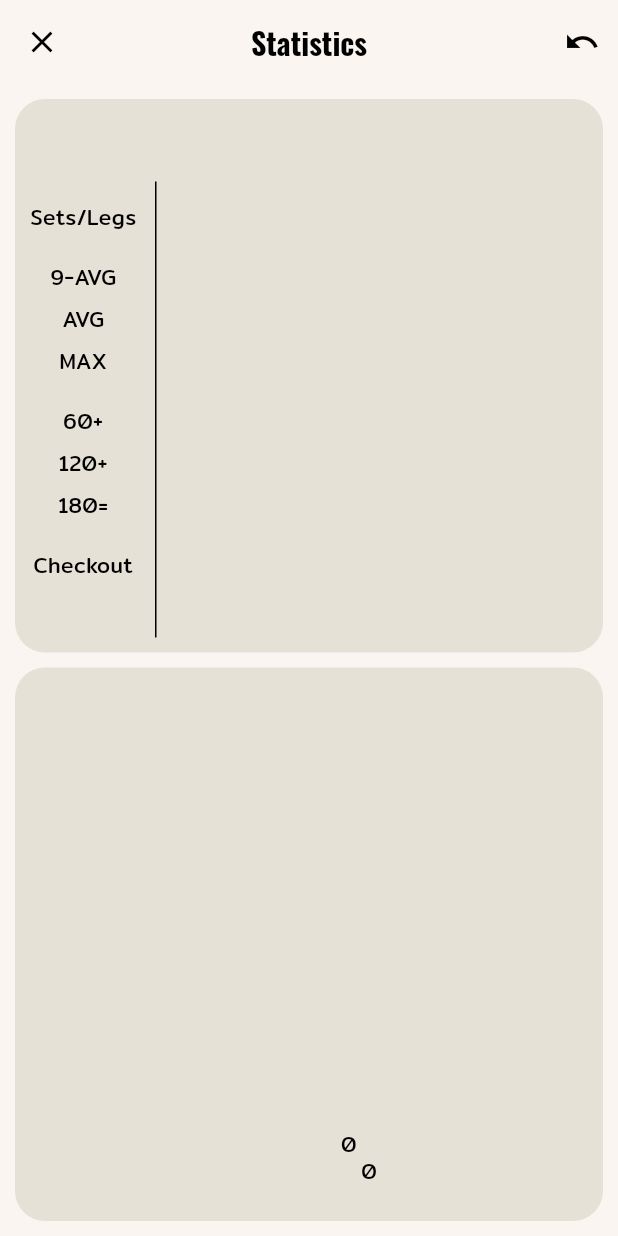
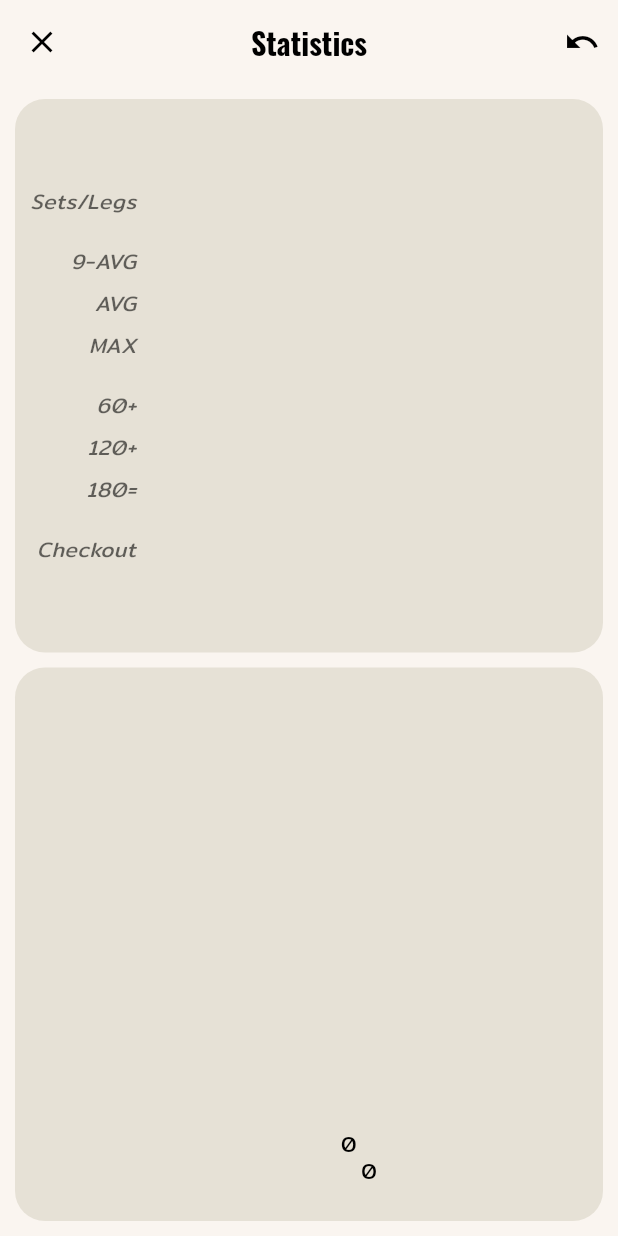
Before and after one commit to da-Kai/DartDart, a Flutter app: the X01Statistics screen opened directly with empty values, on a phone screen of 412 x 824 dp. Run offline on Flutter 3.47's test engine with Material 3 defaults, Android fonts, the phone set to English and light mode, and no system bars; drawn by our look-alikes of fl_chart.

Commit message:
Improve styling + format

```diff
--- a/lib/pages/games/x01_game_statistics.dart
+++ b/lib/pages/games/x01_game_statistics.dart
@@ -79,7 +79,9 @@ class _X01StatsState extends State<X01Statistics> {
                 ),
                 Expanded(
                   flex: 5,
-                  child: _GameProgress(data: widget.settings.game, gameFlow: widget.stats.gameFlow),
+                  child: _GameProgress(
+                      data: widget.settings.game,
+                      gameFlow: widget.stats.gameFlow),
                 )
               ]),
             )));
@@ -104,12 +106,13 @@ class _GameProgressState extends State<_GameProgress> {
     final ColorScheme colorScheme = Theme.of(context).colorScheme;
     final legCount = widget.gameFlow.legCount;
 
-    final List<Color> playerColors = colorScheme.brightness == Brightness.light //
+    final List<Color> playerColors =
+        colorScheme.brightness == Brightness.light //
             ? PlayerColors.light //
             : PlayerColors.dark;
 
-    final lineChartData =
-      FlowChart.from(widget.data, widget.gameFlow.playerScores, currentLeg, playerColors);
+    final lineChartData = FlowChart.from(
+        widget.data, widget.gameFlow.playerScores, currentLeg, playerColors);
 
     return Container(
         padding: const EdgeInsets.all(10.0),
@@ -119,13 +122,14 @@ class _GameProgressState extends State<_GameProgress> {
         ),
         child: Column(
           children: [
-          legCount <= 1 ? Container() :
-          Slider(
+            legCount <= 1
+                ? Container()
+                : Slider(
                     value: currentLeg.toDouble(),
-              divisions: legCount-1,
-              max: (legCount-1).toDouble(),
+                    divisions: legCount - 1,
+                    max: (legCount - 1).toDouble(),
                     min: 0,
-              label: '${currentLeg+1}. Leg',
+                    label: '${currentLeg + 1}. Leg',
                     onChanged: (val) {
                       setState(() {
                         currentLeg = val.toInt();
@@ -142,8 +146,7 @@ class _GameProgressState extends State<_GameProgress> {
               ),
             )),
           ],
-      )
-    );
+        ));
   }
 }
 
@@ -157,12 +160,14 @@ class _PlayerStatsView extends StatelessWidget {
     final data = state.widget.stats.playerStats;
     final colorScheme = Theme.of(context).colorScheme;
 
-    final List<Color> playerColors = colorScheme.brightness == Brightness.light //
+    final List<Color> playerColors =
+        colorScheme.brightness == Brightness.light //
             ? PlayerColors.light //
             : PlayerColors.dark;
 
     Color playerColor(String name) {
-      final int index = data.entries.toList().indexWhere((element) => element.key == name);
+      final int index =
+          data.entries.toList().indexWhere((element) => element.key == name);
       return playerColors[index];
     }
 
@@ -184,13 +189,12 @@ class _PlayerStatsView extends StatelessWidget {
                 sixtyPlus: '60+',
                 oneTwentyPlus: '120+',
                 oneEighty: '180=',
-                checkout: 'Checkout'
+                checkout: 'Checkout',
+                alignment: CrossAxisAlignment.end,
+                isFaded: true
             ),
             Padding(
-              padding: EdgeInsets.only(top: 40.0),
-              child: VerticalDivider(
-                indent: 5.0,
-              ),
+              padding: EdgeInsets.only(top: 40.0, right: 10.0),
             ),
             Expanded(
               child: SizedBox(
@@ -203,17 +207,18 @@ class _PlayerStatsView extends StatelessWidget {
                         _StatsColumn(
                             name: player.key,
                             winner: player.key == state.widget.stats.winner,
-                          setsLegs: '${player.value.sets}/${player.value.legs}',
+                            setsLegs:
+                                '${player.value.sets}/${player.value.legs}',
                             nineAvg: player.value.nineAvg.toStringAsFixed(2),
                             avg: player.value.avg.toStringAsFixed(2),
                             max: player.value.max.toString(),
                             sixtyPlus: player.value.sixtyPlus.toString(),
-                          oneTwentyPlus: player.value.oneTwentyPlus.toString(),
+                            oneTwentyPlus:
+                                player.value.oneTwentyPlus.toString(),
                             oneEighty: player.value.oneEighty.toString(),
                             checkout:
                                 '${(player.value.checkoutRate * 100).toStringAsFixed(1)}%',
-                          color: playerColor(player.key)
-                        ),
+                            color: playerColor(player.key)),
                     ],
                   ),
                 ),
@@ -236,11 +241,14 @@ class _StatsColumn extends StatelessWidget {
   final String checkout;
   final Color? color;
   final bool winner;
+  final CrossAxisAlignment alignment;
+  final bool isFaded;
 
-  final Shadow shadow = const Shadow(color: Colors.black, blurRadius: 0.0, offset: Offset(0.0, 1.0));
+  final Shadow shadow = const Shadow(
+      color: Colors.black, blurRadius: 0.0, offset: Offset(0.0, 1.0));
 
-  const _StatsColumn(
-      {required this.name,
+  const _StatsColumn({
+    required this.name,
     required this.setsLegs,
     required this.nineAvg,
     required this.avg,
@@ -249,11 +257,15 @@ class _StatsColumn extends StatelessWidget {
     required this.oneTwentyPlus,
     required this.oneEighty,
     required this.checkout,
-      this.color, this.winner = false});
+    this.color,
+    this.winner = false,
+    this.alignment = CrossAxisAlignment.center,
+    this.isFaded = false,
+  });
 
   Widget getColorIcon() {
     if (color == null) {
-      return Container();
+      return Icon(Icons.circle, color: Colors.transparent);
     }
     if (winner) {
       return Icon(Icons.emoji_events, color: color, shadows: [shadow]);
@@ -275,7 +287,8 @@ class _StatsColumn extends StatelessWidget {
         decoration: deco,
         child: Row(
           children: [
-          Text(nameVal,
+            Text(
+              nameVal,
               overflow: TextOverflow.ellipsis,
               style: FontConstants.text.copyWith(
                 color: colorScheme.onPrimary,
@@ -286,28 +299,31 @@ class _StatsColumn extends StatelessWidget {
               child: getColorIcon(),
             )
           ],
-      )
-    );
+        ));
   }
 
   @override
   Widget build(BuildContext context) {
     final ColorScheme colorScheme = Theme.of(context).colorScheme;
+    final TextStyle text = FontConstants.text.copyWith(
+      fontStyle: isFaded ? FontStyle.italic : FontStyle.normal,
+      color: colorScheme.onSurface.withAlpha(isFaded? 150 : 255),
+    );
 
-    return Column(spacing: 8.0, children: [
+    return Column(spacing: 8.0, crossAxisAlignment: alignment, children: [
       getHeaderBean(name, colorScheme),
-      Padding(padding: const EdgeInsets.symmetric(vertical: 10.0)),
-      Text(setsLegs),
       Padding(padding: const EdgeInsets.symmetric(vertical: 2.0)),
-      Text(nineAvg),
-      Text(avg),
-      Text(max),
+      Text(setsLegs, style: text),
       Padding(padding: const EdgeInsets.symmetric(vertical: 2.0)),
-      Text(sixtyPlus),
-      Text(oneTwentyPlus),
-      Text(oneEighty),
+      Text(nineAvg, style: text),
+      Text(avg, style: text),
+      Text(max, style: text),
       Padding(padding: const EdgeInsets.symmetric(vertical: 2.0)),
-      Text(checkout),
+      Text(sixtyPlus, style: text),
+      Text(oneTwentyPlus, style: text),
+      Text(oneEighty, style: text),
+      Padding(padding: const EdgeInsets.symmetric(vertical: 2.0)),
+      Text(checkout, style: text),
     ]);
   }
 }
--- a/lib/style/font.dart
+++ b/lib/style/font.dart
@@ -13,6 +13,6 @@ class FontConstants {
   );
   static const TextStyle text = TextStyle(
     fontFamily: 'mitr',
-    fontSize: 16,
+    fontSize: 14,
   );
 }
```
Also changed, not shown: lib/pages/settings/x01_settings_page.dart (+31 -28 lines), lib/widget/x01/number_field_select.dart (+51 -20 lines). Lines whose indentation alone changed are shown as unchanged.
